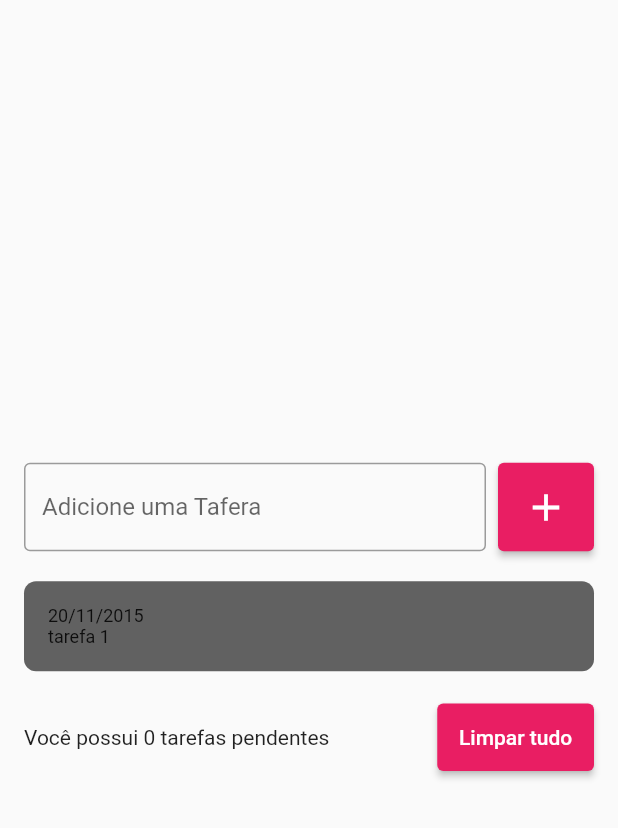
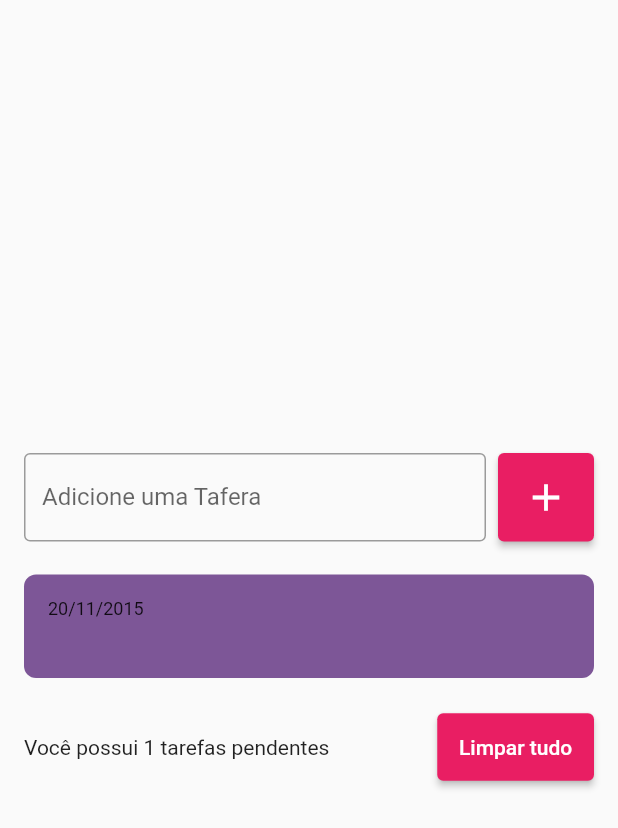
Before and after one commit to felixx97/ListaDeTarefas, a Flutter app: the screen it shows after launch, after a tap on the "add" icon, on a phone screen of 412 x 824 dp. Shown: the top 828 px of the screen. Run offline on Flutter 3.47's test engine with Material 2 defaults, Android fonts, the phone set to English and light mode, and no system bars.

Commit message:
criando lista personalizada

```diff
--- a/lib/main.dart
+++ b/lib/main.dart
@@ -11,6 +11,7 @@ class MyApp extends StatelessWidget {
   @override
   Widget build(BuildContext context) {
     return MaterialApp(
+      debugShowCheckedModeBanner: false,
       home: TodoListPage(),
     );
   }
--- a/lib/pages/todolist.dart
+++ b/lib/pages/todolist.dart
@@ -15,18 +15,17 @@ class _TodoListPageState extends State<TodoListPage> {
 
   @override
   Widget build(BuildContext context) {
-    return Scaffold(
+    return SafeArea(
+      child: Scaffold(
         body: Center(
           child: Padding(
-          padding: const EdgeInsets.symmetric(horizontal: 16),
+            padding: const EdgeInsets.all(16),
             child: Column(
               mainAxisSize: MainAxisSize.min,
               children: [
                 Row(
                   children: [
                     Expanded(
-                    flex: 2,
-                    //expandido ate o limite do outro widget
                       child: TextField(
                         controller: todoController,
                         decoration: InputDecoration(
@@ -63,7 +62,10 @@ class _TodoListPageState extends State<TodoListPage> {
                   child: ListView(
                     shrinkWrap: true,
                     children: [
-                    for (String todo in todos) todoListItem(),
+                      for (String todo in todos)
+                        todoListItem(
+                          title: todo,
+                        ),
                     ],
                   ),
                 ),
@@ -73,7 +75,7 @@ class _TodoListPageState extends State<TodoListPage> {
                     Expanded(
                       //maior largura possivel
                       child: Text(
-                      "Você possui 0 tarefas pendentes",
+                        "Você possui ${todos.length} tarefas pendentes",
                       ),
                     ),
                     const SizedBox(
@@ -94,6 +96,7 @@ class _TodoListPageState extends State<TodoListPage> {
             ),
           ),
         ),
+      ),
     );
   }
 }
--- a/lib/widgets/todoListIten.dart
+++ b/lib/widgets/todoListIten.dart
@@ -1,20 +1,23 @@
 import 'package:flutter/material.dart';
 
 class todoListItem extends StatelessWidget {
-  const todoListItem({Key? key}) : super(key: key);
+  const todoListItem({Key? key, required this.title}) : super(key: key);
+
+  final String title;
 
   @override
   Widget build(BuildContext context) {
     return Container(
       decoration: BoxDecoration(
         borderRadius: BorderRadius.circular(8),
-        color: Colors.grey[700],
+        color: Color.fromARGB(255, 125, 86, 151),
       ),
+      margin: const EdgeInsets.symmetric(vertical: 2),
       padding: const EdgeInsets.all(16),
       child: Column(
         crossAxisAlignment: CrossAxisAlignment.start,
         //posicionar itens na esquerda cross
-        children: const [
+        children: [
           Text(
             "20/11/2015",
             style: TextStyle(
@@ -22,9 +25,10 @@ class todoListItem extends StatelessWidget {
             ),
           ),
           Text(
-            'tarefa 1',
+            title,
             style: TextStyle(
-              fontSize: 12,
+              fontSize: 20,
+              color: Colors.pink[200],
             ),
           )
         ],
```
Lines whose indentation alone changed are shown as unchanged.
